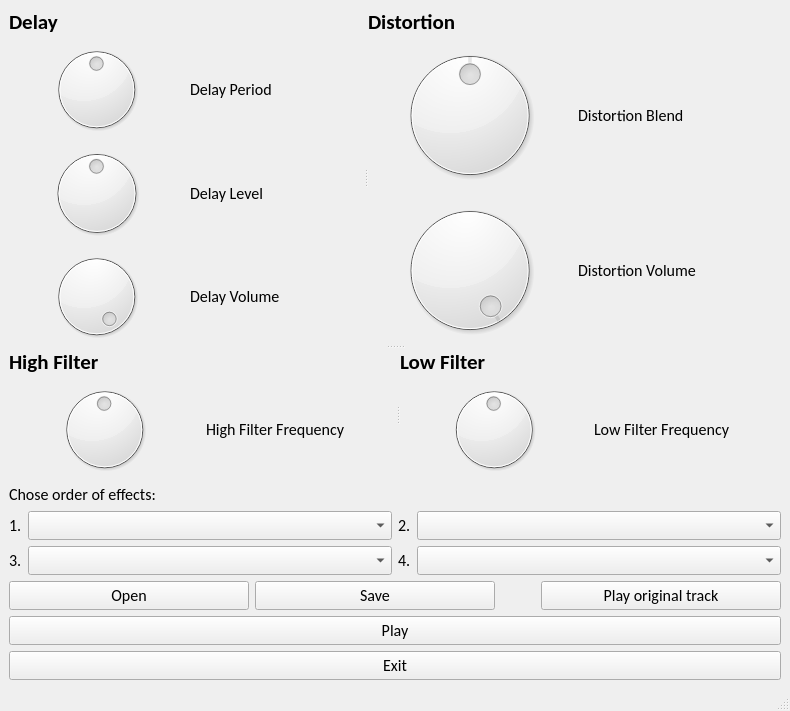
ferre111/Guitar-effects, file guitar_effects/mainwindow.ui: the form before one commit.
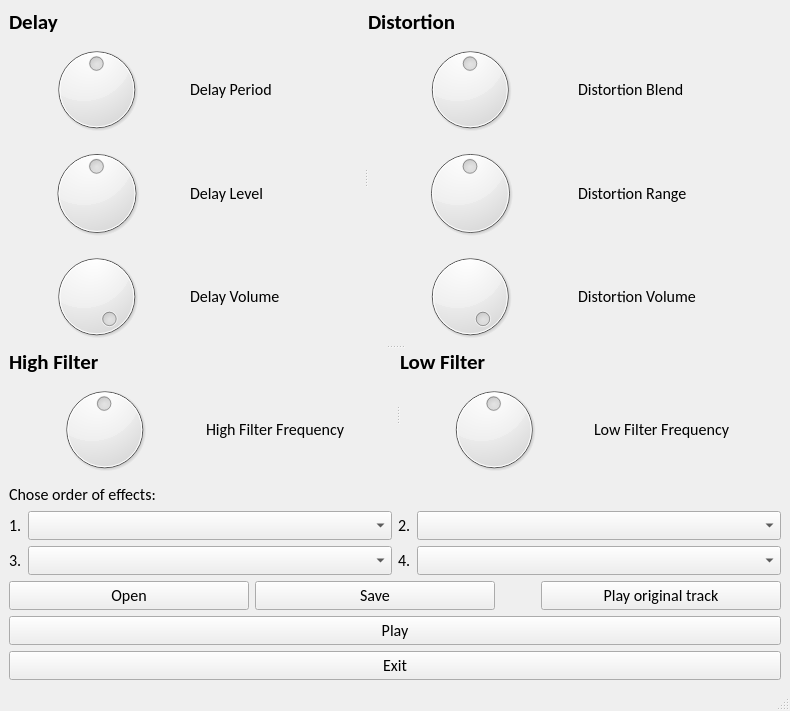
The form after the commit.

What changed in the file:
```diff
--- a/guitar_effects/mainwindow.ui
+++ b/guitar_effects/mainwindow.ui
@@ -179,7 +179,7 @@
          </item>
         </layout>
        </widget>
-       <widget class="QWidget" name="layoutWidget">
+       <widget class="QWidget" name="">
         <layout class="QVBoxLayout" name="verticalLayout_4">
          <item>
           <widget class="QLabel" name="label_Distortion">
@@ -238,6 +238,36 @@
            </item>
           </layout>
          </item>
+         <item>
+          <layout class="QHBoxLayout" name="horizontalLayout_7">
+           <item>
+            <widget class="QDial" name="dial_Distortion_Range">
+             <property name="minimum">
+              <number>100</number>
+             </property>
+             <property name="maximum">
+              <number>3000</number>
+             </property>
+             <property name="value">
+              <number>1550</number>
+             </property>
+            </widget>
+           </item>
+           <item>
+            <widget class="QLabel" name="label">
+             <property name="font">
+              <font>
+               <family>Calibri</family>
+               <pointsize>12</pointsize>
+              </font>
+             </property>
+             <property name="text">
+              <string>Distortion Range</string>
+             </property>
+            </widget>
+           </item>
+          </layout>
+         </item>
          <item>
           <layout class="QHBoxLayout" name="horizontalLayout_15">
            <item>
```
Left out of the diff: 4 changed lines with no effect on the pictures.
